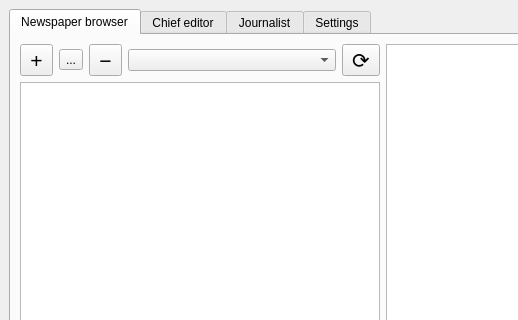
First picture: the form in mainwindow.ui, repository medvecm98/bp_program, before the edit; both pictures show x 0 to 518 and y 0 to 320 of the 1247 by 691 pixel window.
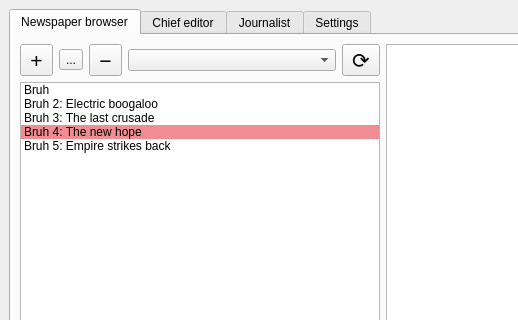
Second picture: the form after the edit.

What changed in the file:
```diff
--- a/mainwindow.ui
+++ b/mainwindow.ui
@@ -86,7 +86,42 @@
                </layout>
               </item>
               <item>
-               <widget class="QListWidget" name="listWidget_articles"/>
+               <widget class="QListWidget" name="listWidget_articles">
+                <item>
+                 <property name="text">
+                  <string>Bruh</string>
+                 </property>
+                </item>
+                <item>
+                 <property name="text">
+                  <string>Bruh 2: Electric boogaloo</string>
+                 </property>
+                </item>
+                <item>
+                 <property name="text">
+                  <string>Bruh 3: The last crusade</string>
+                 </property>
+                </item>
+                <item>
+                 <property name="text">
+                  <string>Bruh 4: The new hope</string>
+                 </property>
+                 <property name="background">
+                  <brush brushstyle="SolidPattern">
+                   <color alpha="128">
+                    <red>224</red>
+                    <green>27</green>
+                    <blue>36</blue>
+                   </color>
+                  </brush>
+                 </property>
+                </item>
+                <item>
+                 <property name="text">
+                  <string>Bruh 5: Empire strikes back</string>
+                 </property>
+                </item>
+               </widget>
               </item>
               <item>
                <widget class="QComboBox" name="comboBox_categories">
```
